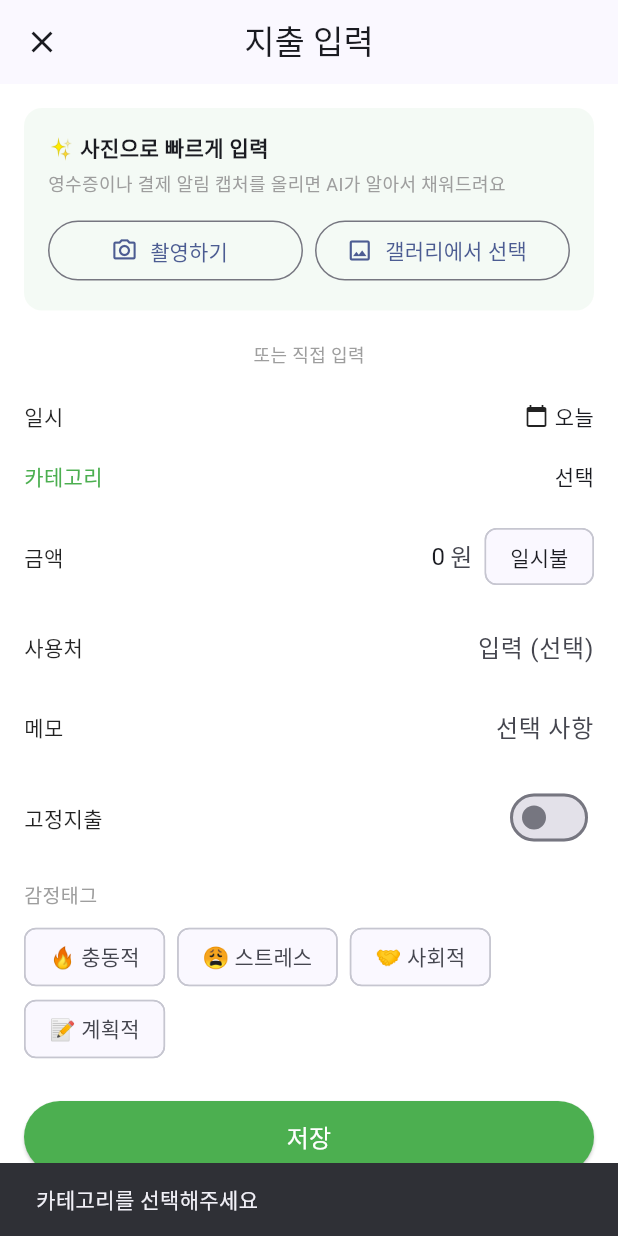
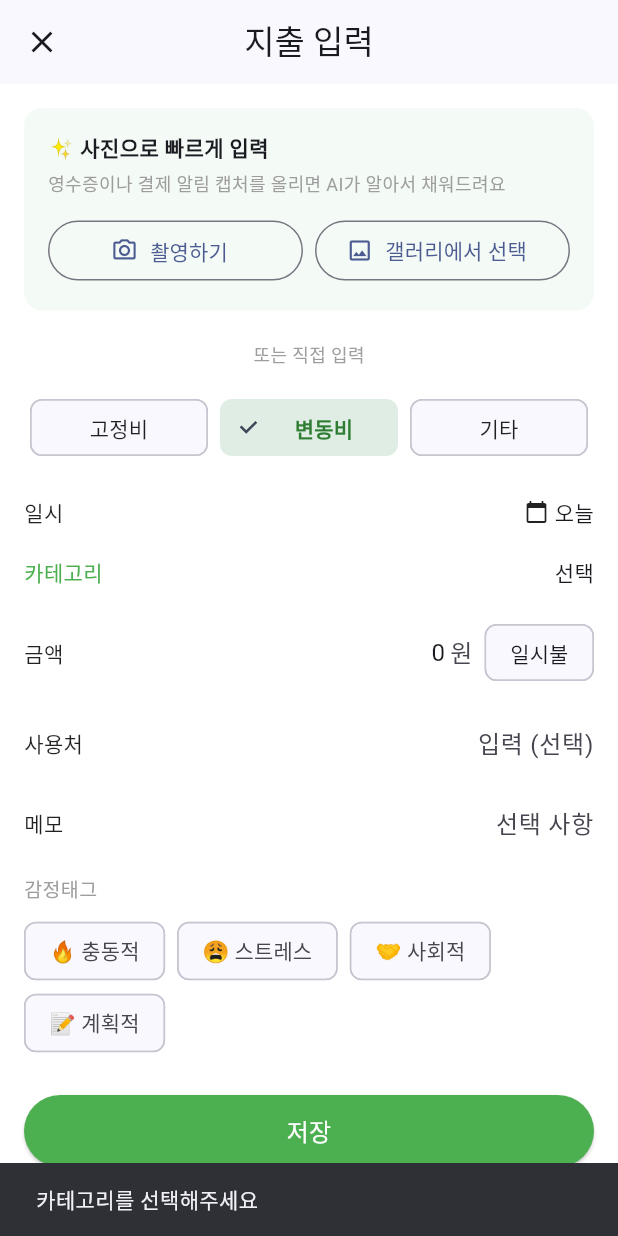
Before and after one commit to coolpxp-source/flutter-project-Ddaenggeurang, a Flutter app: the ExpenseInputScreen screen opened directly, after a tap on "저장", on a phone screen of 412 x 824 dp. Run offline on Flutter 3.47's test engine with Material 3 defaults, Android fonts, the phone set to English and light mode, and no system bars; our stand-ins replace cloud_firestore, firebase_auth, firebase_core, google_sign_in, image_picker, shared_preferences; accounts and stored records are empty; generated files the repository leaves out were written again.

Commit message:
feat: 지출내역 페이지 생성중

```diff
--- a/lib/screens/expense/expense_input_screen.dart
+++ b/lib/screens/expense/expense_input_screen.dart
@@ -9,11 +9,21 @@ import '../../widgets/expense/category_quick_chip.dart';
 /// TODO: 사진 촬영/갤러리 버튼은 ML Kit OCR 연동 후 결과를 아래 폼에 자동 채우는 방식으로 연결
 /// TODO: "일시불" 태그 탭 시 할부 개월 선택 바텀시트 → InstallmentPlanService와 연결
 /// TODO: 카테고리 "+ 추가"는 category/category_management_screen.dart로 이동
+/// TODO: 퀵카테고리 categoryId는 임시 슬러그값 — category_service로 실제 Firestore
+///       categories 컬렉션에서 nature별로 조회하도록 교체 필요
 class ExpenseInputScreen extends StatefulWidget {
   const ExpenseInputScreen({super.key});
 
   @override
   State<ExpenseInputScreen> createState() => _ExpenseInputScreenState();
+}
+
+/// 퀵카테고리 하나(임시 데이터) - 실제로는 CategoryModel에서 옴
+class _QuickCategory {
+  final String categoryId; // TODO: 실제 Firestore 문서ID로 교체
+  final String label;
+  final IconData icon;
+  const _QuickCategory(this.categoryId, this.label, this.icon);
 }
 
 class _ExpenseInputScreenState extends State<ExpenseInputScreen> {
@@ -25,19 +35,41 @@ class _ExpenseInputScreenState extends State<ExpenseInputScreen> {
   DateTime _selectedDate = DateTime.now();
   String? _selectedCategoryId;
   String? _selectedCategoryLabel;
-  bool _isFixed = false; // 고정지출 토글 (false = 변동비 → 감정태그 활성화)
+
+  // 지출 성격 3분류 — 카테고리의 nature 필드와 항상 일치해야 함
+  ExpenseNature _selectedNature = ExpenseNature.variable;
+
   EmotionTag? _selectedEmotionTag;
   bool _isInstallment = false; // "일시불" 태그 탭 시 true로 전환 (할부 개월 선택 필요)
 
-  // 하단 퀵 카테고리 - 실제로는 category_service에서 자주쓰는 카테고리 불러오는 걸로 교체 예정
-  final _quickCategories = const [
-    {'icon': Icons.restaurant, 'label': '식비'},
-    {'icon': Icons.local_cafe, 'label': '카페'},
-    {'icon': Icons.directions_bus, 'label': '교통'},
-    {'icon': Icons.shopping_bag, 'label': '쇼핑'},
-    {'icon': Icons.home, 'label': '생활비'},
-    {'icon': Icons.medical_services, 'label': '의료'},
-  ];
+  // nature별 퀵카테고리 - TODO: category_service.getCategories(nature: ...)로 교체
+  static const Map<ExpenseNature, List<_QuickCategory>> _quickCategoriesByNature = {
+    ExpenseNature.fixed: [
+      _QuickCategory('rent', '월세', Icons.home_outlined),
+      _QuickCategory('maintenance_fee', '관리비', Icons.apartment_outlined),
+      _QuickCategory('phone_bill', '휴대폰요금', Icons.smartphone_outlined),
+      _QuickCategory('internet', '인터넷', Icons.wifi),
+      _QuickCategory('insurance', '보험료', Icons.health_and_safety_outlined),
+      _QuickCategory('ott', 'OTT/구독', Icons.subscriptions_outlined),
+    ],
+    ExpenseNature.variable: [
+      _QuickCategory('meal', '식사', Icons.restaurant),
+      _QuickCategory('cafe', '카페/디저트', Icons.local_cafe),
+      _QuickCategory('mart', '마트/장보기', Icons.shopping_cart_outlined),
+      _QuickCategory('public_transport', '대중교통', Icons.directions_bus),
+      _QuickCategory('clothes', '의류/잡화', Icons.shopping_bag),
+      _QuickCategory('hospital', '병원', Icons.medical_services),
+    ],
+    ExpenseNature.other: [
+      _QuickCategory('congratulation_money', '축의금/조의금', Icons.card_giftcard),
+      _QuickCategory('birthday_gift', '생일선물', Icons.redeem),
+      _QuickCategory('holiday_money', '명절용돈', Icons.celebration_outlined),
+      _QuickCategory('uncategorized', '미분류(기타)', Icons.category_outlined),
+    ],
+  };
+
+  List<_QuickCategory> get _currentQuickCategories =>
+      _quickCategoriesByNature[_selectedNature]!;
 
   @override
   void dispose() {
@@ -59,11 +91,23 @@ class _ExpenseInputScreenState extends State<ExpenseInputScreen> {
     }
   }
 
-  void _selectQuickCategory(String label) {
+  /// nature 탭을 바꾸면 이전 nature의 카테고리가 남아있으면 안 되니 초기화
+  void _selectNature(ExpenseNature nature) {
+    if (_selectedNature == nature) return;
     setState(() {
-      _selectedCategoryLabel = label;
-      // TODO: 실제 categoryId는 category_service에서 label로 조회해서 채워야 함
-      _selectedCategoryId = label;
+      _selectedNature = nature;
+      _selectedCategoryId = null;
+      _selectedCategoryLabel = null;
+      if (nature != ExpenseNature.variable) {
+        _selectedEmotionTag = null;
+      }
+    });
+  }
+
+  void _selectQuickCategory(_QuickCategory category) {
+    setState(() {
+      _selectedCategoryLabel = category.label;
+      _selectedCategoryId = category.categoryId;
     });
   }
 
@@ -105,8 +149,9 @@ class _ExpenseInputScreenState extends State<ExpenseInputScreen> {
       amount: amount,
       date: _selectedDate,
       categoryId: _selectedCategoryId!,
-      nature: _isFixed ? ExpenseNature.fixed : ExpenseNature.variable,
-      emotionTag: _isFixed ? null : _selectedEmotionTag?.code,
+      nature: _selectedNature,
+      emotionTag:
+      _selectedNature == ExpenseNature.variable ? _selectedEmotionTag?.code : null,
       memo: _memoController.text.isEmpty ? null : _memoController.text,
     );
 
@@ -137,7 +182,12 @@ class _ExpenseInputScreenState extends State<ExpenseInputScreen> {
             const Center(
               child: Text('또는 직접 입력', style: TextStyle(color: Colors.grey, fontSize: 12)),
             ),
+            const SizedBox(height: 16),
+
+            // 지출 성격 3분류 — 가장 먼저 선택, 이 선택에 따라 아래 카테고리 목록이 필터링됨
+            _buildNatureSegment(),
             const SizedBox(height: 12),
+
             _buildFormRow(
               label: '일시',
               child: InkWell(
@@ -213,16 +263,9 @@ class _ExpenseInputScreenState extends State<ExpenseInputScreen> {
                 ),
               ),
             ),
-            _buildFormRow(
-              label: '고정지출',
-              child: Switch(
-                value: _isFixed,
-                onChanged: (v) => setState(() => _isFixed = v),
-              ),
-            ),
 
-            // 변동비일 때만 감정태그 노출 (시안엔 없었지만 모델 규칙상 필요)
-            if (!_isFixed) ...[
+            // 변동비일 때만 감정태그 노출
+            if (_selectedNature == ExpenseNature.variable) ...[
               const SizedBox(height: 8),
               const Text('감정태그', style: TextStyle(fontSize: 13, color: Colors.grey)),
               const SizedBox(height: 8),
@@ -268,19 +311,43 @@ class _ExpenseInputScreenState extends State<ExpenseInputScreen> {
               crossAxisCount: 3,
               shrinkWrap: true,
               physics: const NeverScrollableScrollPhysics(),
-              children: _quickCategories.map((c) {
-                final label = c['label'] as String;
+              children: _currentQuickCategories.map((c) {
                 return CategoryQuickChip(
-                  icon: c['icon'] as IconData,
-                  label: label,
-                  isSelected: _selectedCategoryLabel == label,
-                  onTap: () => _selectQuickCategory(label),
+                  icon: c.icon,
+                  label: c.label,
+                  isSelected: _selectedCategoryLabel == c.label,
+                  onTap: () => _selectQuickCategory(c),
                 );
               }).toList(),
             ),
           ],
         ),
       ),
+    );
+  }
+
+  /// 고정비 / 변동비 / 기타 3분류 세그먼트
+  /// 여기서 고른 값에 따라 아래 퀵카테고리 목록 + 감정태그 노출 여부가 결정됨
+  Widget _buildNatureSegment() {
+    return Row(
+      children: ExpenseNature.values.map((nature) {
+        final selected = _selectedNature == nature;
+        return Expanded(
+          child: Padding(
+            padding: const EdgeInsets.symmetric(horizontal: 4),
+            child: ChoiceChip(
+              label: Center(child: Text(nature.label)),
+              selected: selected,
+              onSelected: (_) => _selectNature(nature),
+              selectedColor: Colors.green.withOpacity(0.15),
+              labelStyle: TextStyle(
+                color: selected ? Colors.green[800] : Colors.black87,
+                fontWeight: selected ? FontWeight.bold : FontWeight.normal,
+              ),
+            ),
+          ),
+        );
+      }).toList(),
     );
   }
 
--- a/lib/widgets/common/App_drawer.dart
+++ b/lib/widgets/common/App_drawer.dart
@@ -28,7 +28,7 @@ class AppDrawer extends StatelessWidget {
           const DrawerSectionLabel(label: '내역 입력 및 조회'),
           DrawerMenuItem(
             icon: Icons.edit_note,
-            title: '내역 입력 (수입/지출)',
+            title: '수입/지출 기록하기',
             destinationScreen: const ExpenseInputScreen(),
           ),
           const DrawerMenuItem(
```
Also changed, not shown: 1 other file.
